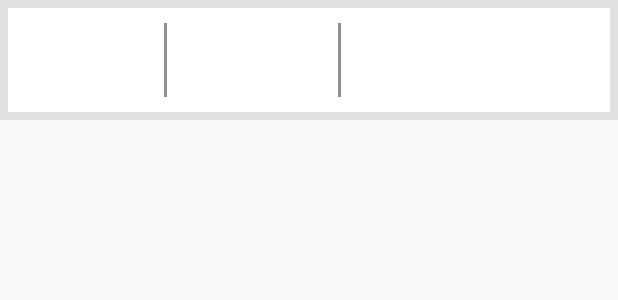
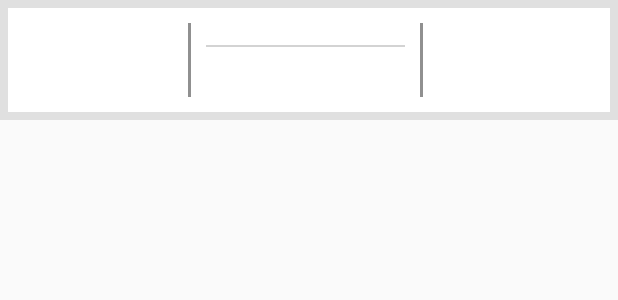
Before and after one commit to rubaktechie/Android, an Android app: the layout list_row.xml on its own in the app's theme, with its tools: preview values and no code run, on a phone screen of 412 x 824 dp. Shown: the top 300 px of the screen. Run offline under Robolectric (Android 15) with nearby library versions, the phone set to English and light mode, and no system bars.

Commit message:
no message

```diff
--- a/app/src/main/res/layout/list_row.xml
+++ b/app/src/main/res/layout/list_row.xml
@@ -11,99 +11,111 @@
         android:layout_height="match_parent"
         android:background="#FFFFFF"
         android:padding="10dp"
-        android:scrollbars="vertical">
+        android:scrollbars="vertical"
+        android:weightSum="1">
 
         <RelativeLayout
-            android:layout_width="74dip"
+            android:layout_width="100dip"
             android:layout_height="match_parent"
             android:id="@+id/layout1">
             <TextView
                 android:id="@+id/title0"
-                android:layout_width="74dip"
+                android:layout_width="100dip"
+                android:textSize="@dimen/font_size1"
                 android:layout_height="wrap_content"
-                android:gravity="center"
-                android:textStyle="bold"/>
+                />
 
             <TextView
                 android:id="@+id/title1"
-                android:layout_width="74dip"
+                android:layout_width="100dip"
                 android:layout_height="wrap_content"
-                android:gravity="center"
+                android:textSize="@dimen/font_size1"
                 android:layout_below="@id/title0"
-                android:textStyle="bold" />
+                 />
 
         </RelativeLayout>
 
         <RelativeLayout
             android:id="@+id/divider1"
-            android:layout_marginLeft="20sp"
-            android:layout_marginRight="20sp"
-            android:layout_marginStart="20sp"
+            android:layout_marginLeft="10sp"
+            android:layout_marginRight="10sp"
+            android:layout_marginStart="10sp"
             android:layout_width="wrap_content"
             android:layout_height="match_parent"
             >
 
             <View
                 android:layout_width="2dp"
-                android:layout_height="53dp"
+                android:layout_height="match_parent"
                 android:background="#909090" />
         </RelativeLayout>
 
 
 
         <RelativeLayout
-            android:layout_width="74dip"
+            android:layout_width="120dip"
             android:layout_height="match_parent"
-            android:id="@+id/layout2">
+            android:id="@+id/layout2"
+            android:layout_weight="0.19">
             <TextView
                 android:id="@+id/title2"
-                android:layout_width="74dip"
+                android:layout_width="120dip"
+                android:textSize="@dimen/font_size1"
                 android:layout_height="wrap_content"
-                android:gravity="center"
-                android:textStyle="bold"/>
+                />
+            <RelativeLayout
+                android:id="@+id/divider_center"
+                android:layout_width="wrap_content"
+                android:paddingTop="3dp"
+                android:textSize="@dimen/font_size1"
+                android:layout_height="wrap_content"
+                android:layout_below="@id/title2"
+                >
+
+                <View
+                    android:layout_width="match_parent"
+                    android:layout_height="1dp"
+                    android:background="#D3D3D3" />
+            </RelativeLayout>
 
             <TextView
                 android:id="@+id/title3"
-                android:layout_width="74dip"
+                android:paddingTop="3dp"
+                android:layout_width="120dip"
+                android:textSize="@dimen/font_size1"
                 android:layout_height="wrap_content"
-                android:gravity="center"
-                android:layout_below="@id/title2"
-                android:textStyle="bold" />
+                android:layout_below="@id/divider_center"
+                 />
 
         </RelativeLayout>
 
         <RelativeLayout
             android:id="@+id/divider2"
-            android:layout_marginLeft="20sp"
-            android:layout_marginRight="20sp"
-            android:layout_marginStart="20sp"
+            android:layout_marginLeft="10sp"
+            android:layout_marginRight="10sp"
+            android:layout_marginStart="10sp"
             android:layout_width="wrap_content"
             android:layout_height="match_parent">
 
             <View
                 android:layout_width="2dp"
-                android:layout_height="53dp"
+                android:layout_height="match_parent"
                 android:background="#909090" />
         </RelativeLayout>
 
         <RelativeLayout
-            android:layout_width="74dip"
+            android:layout_width="50dip"
             android:layout_height="match_parent"
             android:id="@+id/layout3">
             <TextView
                 android:id="@+id/title4"
-                android:layout_width="74dip"
+                android:layout_width="60dip"
+                android:textSize="@dimen/font_size1"
                 android:layout_height="wrap_content"
+                android:layout_centerVertical="true"
                 android:gravity="center"
-                android:textStyle="bold"/>
+                />
 
-            <TextView
-                android:id="@+id/title5"
-                android:layout_width="74dip"
-                android:layout_height="wrap_content"
-                android:gravity="center"
-                android:layout_below="@id/title4"
-                android:textStyle="bold" />
 
         </RelativeLayout>
 
```
Also changed, not shown: 1 other file.
